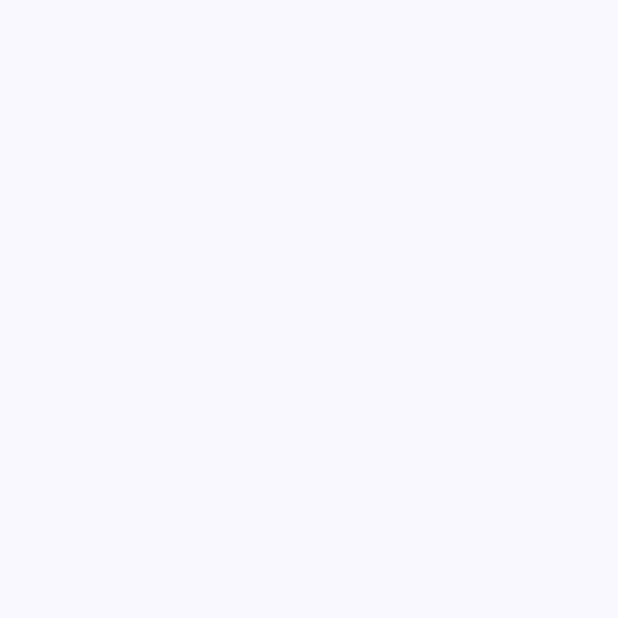
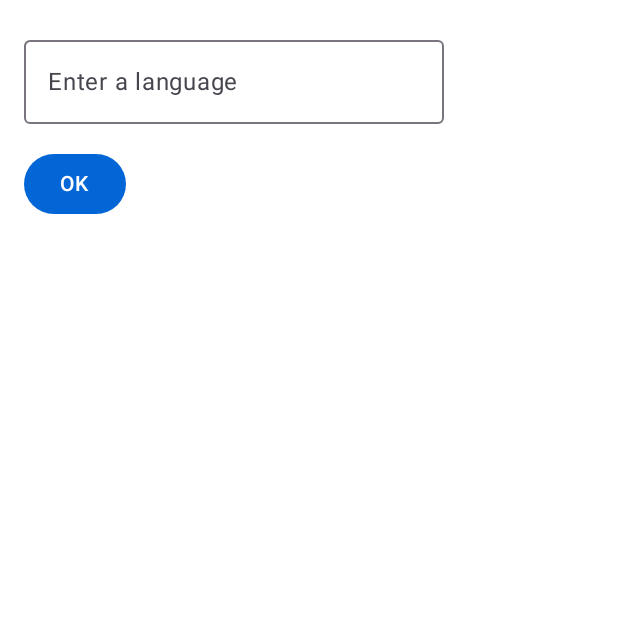
Before and after one commit to MLGJPrime/language-notepad, an Android app built with Jetpack Compose: the screen it shows after launch (MainActivity), on a phone screen of 412 x 824 dp, the top half of it. Before the commit the part shown is empty. Run offline under Robolectric (Android 15) with nearby library versions, the phone set to English and light mode, and no system bars; our stand-ins replace Dagger/Hilt's generated code.

Commit message:
Added Colors, typography and theme

```diff
--- a/app/build.gradle.kts
+++ b/app/build.gradle.kts
@@ -41,7 +41,7 @@ android {
         compose = true
     }
     composeOptions {
-        kotlinCompilerExtensionVersion = "1.5.1"
+        kotlinCompilerExtensionVersion = "1.5.10"
     }
     packaging {
         resources {
@@ -69,7 +69,9 @@ dependencies {
     debugImplementation(libs.androidx.ui.test.manifest)
     implementation(libs.composeNavigation)
     implementation(libs.androidx.room.runtime)
+    implementation(libs.androidx.room.ktx)
     implementation(libs.hilt.android)
+    implementation(libs.androidx.hilt.navigationCompose)
     implementation(libs.paging)
     ksp(libs.hilt.compiler.ksp)
     ksp(libs.androidx.room.ksp)
--- a/app/src/main/java/com/jprime/languagenotepad/MainActivity.kt
+++ b/app/src/main/java/com/jprime/languagenotepad/MainActivity.kt
@@ -8,6 +8,9 @@ import androidx.compose.material3.MaterialTheme
 import androidx.compose.material3.Surface
 import androidx.compose.ui.Modifier
 import com.jprime.languagenotepad.ui.theme.LanguageNotepadTheme
+import com.jprime.languagenotepad.onboarding.presentation.OnboardingScreen
+import com.jprime.languagenotepad.onboarding.presentation.OnBoardingViewModel
+import androidx.lifecycle.viewmodel.compose.viewModel
 
 class MainActivity : ComponentActivity() {
     override fun onCreate(savedInstanceState: Bundle?) {
@@ -19,6 +22,12 @@ class MainActivity : ComponentActivity() {
                     modifier = Modifier.fillMaxSize(),
                     color = MaterialTheme.colorScheme.background
                 ) {
+                    val viewModel: OnBoardingViewModel = viewModel()
+                    if (viewModel.selectedLanguage.value == null) {
+                        OnboardingScreen(viewModel)
+                    } else {
+                        // Skip onboarding and load main app UI
+                    }
                 }
             }
         }
--- /dev/null
+++ b/app/src/main/java/com/jprime/languagenotepad/onboarding/presentation/OnBoardingScreen.kt
@@ -0,0 +1,43 @@
+package com.jprime.languagenotepad.onboarding.presentation
+
+import androidx.compose.foundation.layout.Column
+import androidx.compose.foundation.layout.fillMaxSize
+import androidx.compose.foundation.layout.padding
+import androidx.compose.material3.Button
+import androidx.compose.material3.OutlinedTextField
+import androidx.compose.material3.Text
+import androidx.compose.runtime.Composable
+import androidx.compose.runtime.mutableStateOf
+import androidx.compose.runtime.remember
+import androidx.compose.ui.Modifier
+import androidx.compose.ui.tooling.preview.Preview
+import androidx.compose.ui.unit.dp
+import androidx.lifecycle.viewmodel.compose.viewModel
+import com.jprime.languagenotepad.onboarding.model.Language
+
+@Composable
+fun OnboardingScreen(languageViewModel: OnBoardingViewModel = viewModel()) {
+    // State for the TextField
+    val text = remember { mutableStateOf("") }
+
+    Column(modifier = Modifier.fillMaxSize().padding(16.dp)) {
+        OutlinedTextField(
+            value = text.value,
+            onValueChange = { text.value = it },
+            label = { Text("Enter a language") }
+        )
+
+        Button(
+            onClick = { languageViewModel.selectLanguage(Language(text.value)) },
+            modifier = Modifier.padding(top = 16.dp)
+        ) {
+            Text("OK")
+        }
+    }
+}
+
+@Preview(showBackground = true)
+@Composable
+fun PreviewOnboardingScreen() {
+    OnboardingScreen(OnBoardingViewModel())
+}
--- a/app/src/main/java/com/jprime/languagenotepad/onboarding/presentation/OnBoardingViewModel.kt
+++ b/app/src/main/java/com/jprime/languagenotepad/onboarding/presentation/OnBoardingViewModel.kt
@@ -8,7 +8,7 @@ import javax.inject.Inject
 
 @HiltViewModel
 class OnBoardingViewModel @Inject constructor() : ViewModel() {
-    private val selectedLanguage: MutableLiveData<Language> = MutableLiveData()
+    val selectedLanguage: MutableLiveData<Language> = MutableLiveData()
 
     fun selectLanguage(language: Language) {
         selectedLanguage.value = language
--- a/app/src/main/java/com/jprime/languagenotepad/ui/theme/Color.kt
+++ b/app/src/main/java/com/jprime/languagenotepad/ui/theme/Color.kt
@@ -2,10 +2,37 @@ package com.jprime.languagenotepad.ui.theme
 
 import androidx.compose.ui.graphics.Color
 
-val Purple80 = Color(0xFFD0BCFF)
-val PurpleGrey80 = Color(0xFFCCC2DC)
-val Pink80 = Color(0xFFEFB8C8)
+// Primary Colors
+val ColorPrimary = Color(0xFF0366d6)
+val ColorPrimaryDark = Color(0xFF24292e)
 
-val Purple40 = Color(0xFF6650a4)
-val PurpleGrey40 = Color(0xFF625b71)
-val Pink40 = Color(0xFF7D5260)
+// Background Colors
+val ColorBackground = Color(0xFF1E2328)
+val ColorSurface = Color(0xFF2D3237)
+val LightColorBackground = Color(0xFFFFFFFF)
+val LightColorSurface = Color(0xFFB0B3B8)
+
+// Text Colors
+val ColorText = Color(0xFFffffff)
+val ColorSecondaryText = Color(0xFFBEBEBE)
+val LightColorText = Color(0xFF000000)
+val LightColorSecondaryText = Color(0xFF757575)
+
+// Accent Colors
+val ColorAccent = Color(0xFF009688)
+
+// Divider Colors
+val ColorDivider = Color(0xFF30363d)
+val LightColorDivider = Color(0xFFBDBDBD)
+
+// Button Colors
+val ColorButton = Color(0xFF36444A)
+val ColorButtonPressed = Color(0xFF596E78)
+val ColorButtonIcon = Color(0xFFF16235)
+val LightColorButton = Color(0xFFE0E0E0)
+val LightColorButtonPressed = Color(0xFFAEAEAE)
+
+// Other Colors
+val ColorError = Color(0xFFd73a49)
+val ColorLink = Color(0xFF0366d6)
+val ColorCheckBackground = Color(0xFF2196F3)
--- a/app/src/main/java/com/jprime/languagenotepad/ui/theme/Theme.kt
+++ b/app/src/main/java/com/jprime/languagenotepad/ui/theme/Theme.kt
@@ -10,38 +10,31 @@ import androidx.compose.material3.dynamicLightColorScheme
 import androidx.compose.material3.lightColorScheme
 import androidx.compose.runtime.Composable
 import androidx.compose.runtime.SideEffect
+import androidx.compose.ui.graphics.Color
 import androidx.compose.ui.graphics.toArgb
 import androidx.compose.ui.platform.LocalContext
 import androidx.compose.ui.platform.LocalView
 import androidx.core.view.WindowCompat
 
 private val DarkColorScheme = darkColorScheme(
-    primary = Purple80,
-    secondary = PurpleGrey80,
-    tertiary = Pink80
+    background = ColorBackground,
+    primary = ColorPrimary,
+    error = ColorError,
+    surface = ColorSurface
 )
 
 private val LightColorScheme = lightColorScheme(
-    primary = Purple40,
-    secondary = PurpleGrey40,
-    tertiary = Pink40
-
-    /* Other default colors to override
-    background = Color(0xFFFFFBFE),
-    surface = Color(0xFFFFFBFE),
-    onPrimary = Color.White,
-    onSecondary = Color.White,
-    onTertiary = Color.White,
-    onBackground = Color(0xFF1C1B1F),
-    onSurface = Color(0xFF1C1B1F),
-    */
+    background = LightColorBackground,
+    primary = ColorPrimary,
+    error = ColorError,
+    surface = LightColorSurface
 )
 
 @Composable
 fun LanguageNotepadTheme(
     darkTheme: Boolean = isSystemInDarkTheme(),
     // Dynamic color is available on Android 12+
-    dynamicColor: Boolean = true,
+    dynamicColor: Boolean = false,
     content: @Composable () -> Unit
 ) {
     val colorScheme = when {
@@ -49,7 +42,6 @@ fun LanguageNotepadTheme(
         val context = LocalContext.current
         if (darkTheme) dynamicDarkColorScheme(context) else dynamicLightColorScheme(context)
       }
-
       darkTheme -> DarkColorScheme
       else -> LightColorScheme
     }
@@ -58,7 +50,7 @@ fun LanguageNotepadTheme(
       SideEffect {
         val window = (view.context as Activity).window
         window.statusBarColor = colorScheme.primary.toArgb()
-            WindowCompat.getInsetsController(window, view).isAppearanceLightStatusBars = darkTheme
+        WindowCompat.getInsetsController(window, view).isAppearanceLightStatusBars = !darkTheme
       }
     }
 
--- a/app/src/main/java/com/jprime/languagenotepad/ui/theme/Type.kt
+++ b/app/src/main/java/com/jprime/languagenotepad/ui/theme/Type.kt
@@ -2,33 +2,52 @@ package com.jprime.languagenotepad.ui.theme
 
 import androidx.compose.material3.Typography
 import androidx.compose.ui.text.TextStyle
+import androidx.compose.ui.text.font.Font
 import androidx.compose.ui.text.font.FontFamily
 import androidx.compose.ui.text.font.FontWeight
 import androidx.compose.ui.unit.sp
+import com.jprime.languagenotepad.R
+
+val Poppins = FontFamily(
+    fonts = listOf(
+        Font(R.font.poppins_regular, FontWeight.Normal),
+        Font(R.font.poppins_bold, FontWeight.Bold),
+        Font(R.font.poppins_semibold, FontWeight.SemiBold),
+    )
+)
 
 // Set of Material typography styles to start with
+// body is "Text" in the Figma Design
+// label small is xsmall in Figma Design
 val Typography = Typography(
-    bodyLarge = TextStyle(
-        fontFamily = FontFamily.Default,
+    displaySmall = TextStyle(
+        fontSize = 24.sp,
+        fontFamily = Poppins,
         fontWeight = FontWeight.Normal,
+        lineHeight = 36.sp,
+    ),
+    displayMedium = TextStyle(
+        fontSize = 32.sp,
+        fontFamily = Poppins,
+        fontWeight = FontWeight.Normal,
+        lineHeight = 48.sp,
+    ),
+    bodySmall = TextStyle(
+        fontSize = 14.sp,
+        fontFamily = Poppins,
+        fontWeight = FontWeight.Normal,
+        lineHeight = 21.sp,
+    ),
+    bodyMedium = TextStyle(
         fontSize = 16.sp,
+        fontFamily = Poppins,
+        fontWeight = FontWeight.Normal,
         lineHeight = 24.sp,
-        letterSpacing = 0.5.sp
-    )
-    /* Other default text styles to override
-    titleLarge = TextStyle(
-        fontFamily = FontFamily.Default,
-        fontWeight = FontWeight.Normal,
-        fontSize = 22.sp,
-        lineHeight = 28.sp,
-        letterSpacing = 0.sp
     ),
     labelSmall = TextStyle(
-        fontFamily = FontFamily.Default,
-        fontWeight = FontWeight.Medium,
-        fontSize = 11.sp,
-        lineHeight = 16.sp,
-        letterSpacing = 0.5.sp
-    )
-    */
+        fontSize = 13.sp,
+        fontFamily = Poppins,
+        fontWeight = FontWeight.Normal,
+        lineHeight = 19.sp,
+    ),
 )
--- a/gradle/libs.versions.toml
+++ b/gradle/libs.versions.toml
@@ -1,6 +1,6 @@
 [versions]
 agp = "8.3.1"
-kotlin = "1.9.0"
+kotlin = "1.9.22"
 coreKtx = "1.12.0"
 junit = "4.13.2"
 junitVersion = "1.1.5"
@@ -11,6 +11,7 @@ composeBom = "2024.04.00"
 room = "2.6.1"
 hilt = "2.45"
 ksp = "1.9.22-1.0.16"
+hiltNavigationCompose = "1.2.0"
 composeNavigation = "2.7.7"
 paging = "3.2.1"
 
@@ -30,9 +31,11 @@ androidx-ui-test-manifest = { group = "androidx.compose.ui", name = "ui-test-man
 androidx-ui-test-junit4 = { group = "androidx.compose.ui", name = "ui-test-junit4" }
 androidx-material3 = { group = "androidx.compose.material3", name = "material3" }
 androidx-room-runtime = { group = "androidx.room", name = "room-runtime", version.ref = "room" }
-androidx-room-ksp = { group = "androidx.room", name = "room-ksp", version.ref = "room" }
+androidx-room-ksp = { group = "androidx.room", name = "room-compiler", version.ref = "room" }
+androidx-room-ktx = { group = "androidx.room", name = "room-ktx", version.ref = "room" }
 hilt-android = { group = "com.google.dagger", name = "hilt-android", version.ref = "hilt" }
-hilt-compiler-ksp = { group = "com.google.dagger.hilt", name = "hilt-compiler", version.ref = "hilt" }
+hilt-compiler-ksp = { group = "com.google.dagger", name = "hilt-compiler", version.ref = "hilt" }
+androidx-hilt-navigationCompose = { group = "androidx.hilt", name = "hilt-navigation-compose", version.ref = "hiltNavigationCompose" }
 composeNavigation = { group = "androidx.navigation", name = "navigation-compose", version.ref = "composeNavigation" }
 paging = { group = "androidx.paging", name = "paging-compose", version.ref = "paging" }
 
```
Also changed, not shown: app/src/main/res/font/poppins_bold.ttf (added), app/src/main/res/font/poppins_regular.ttf (added), app/src/main/res/font/poppins_semibold.ttf (added), 382 other files. Lines whose indentation alone changed are shown as unchanged.
